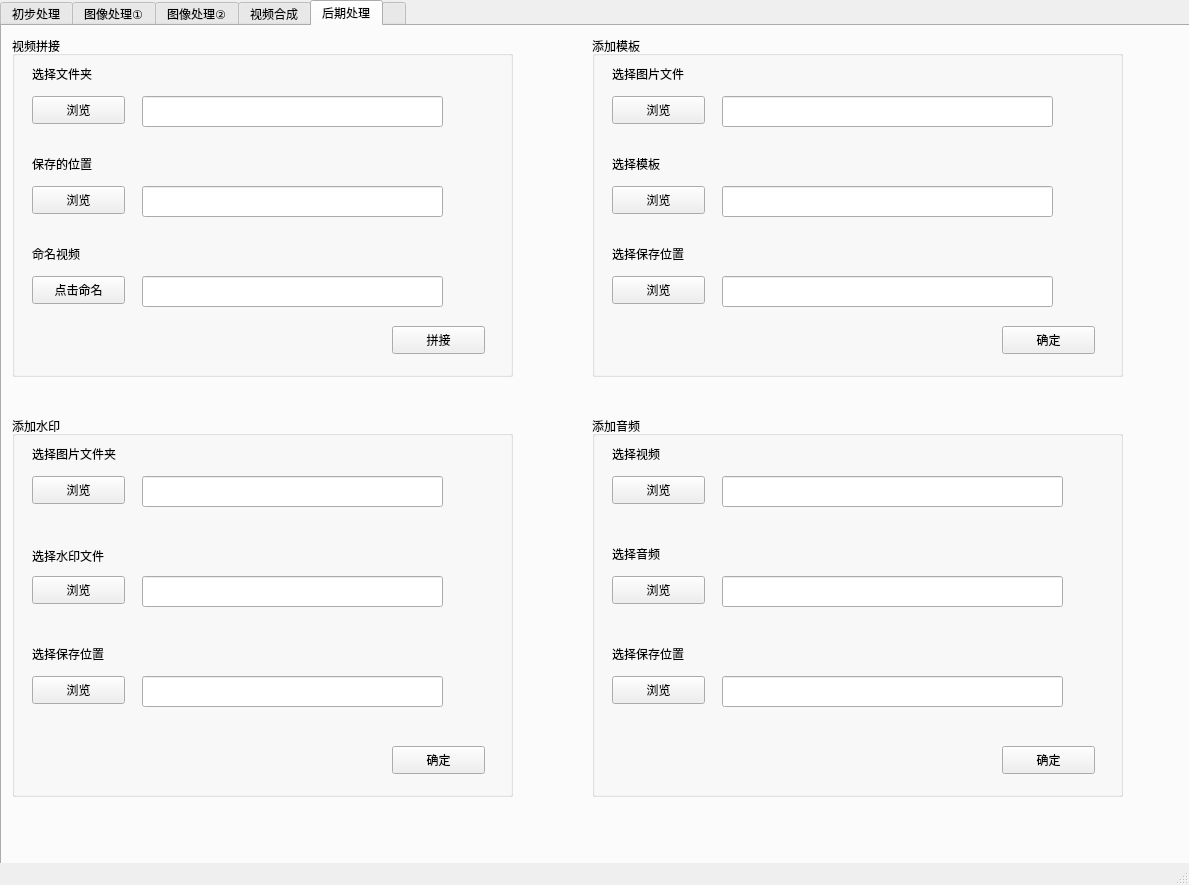
The window that MainUI.ui (HXChow/project) describes before a commit, drawn with Qt 5.
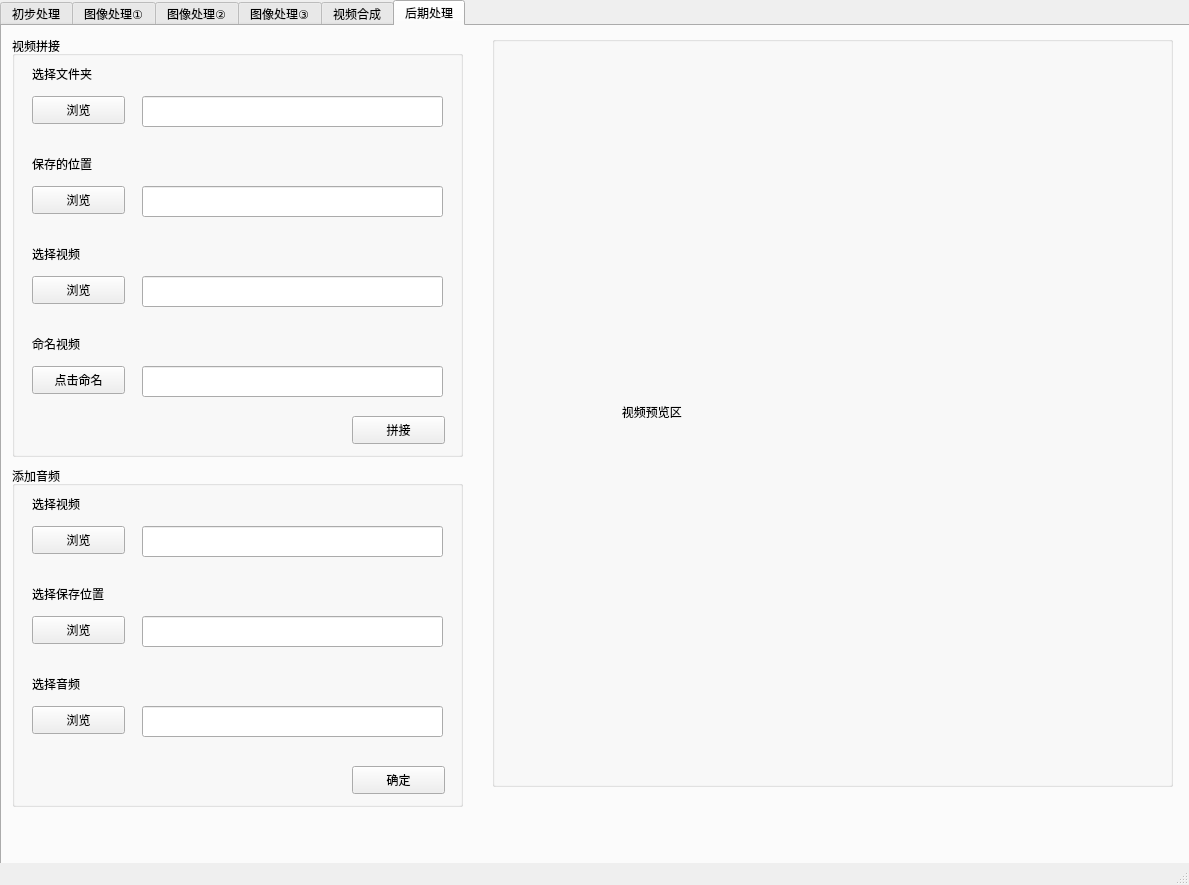
The same window after the commit. The open tabs and pages were chosen to show the change.

```diff
--- a/MainUI.ui
+++ b/MainUI.ui
@@ -1311,6 +1311,341 @@
       </widget>
      </widget>
     </widget>
+    <widget class="QWidget" name="tab_2">
+     <attribute name="title">
+      <string>图像处理③</string>
+     </attribute>
+     <widget class="QGroupBox" name="groupBox_3">
+      <property name="geometry">
+       <rect>
+        <x>10</x>
+        <y>390</y>
+        <width>451</width>
+        <height>341</height>
+       </rect>
+      </property>
+      <property name="title">
+       <string>添加模板</string>
+      </property>
+      <widget class="QLabel" name="label_27">
+       <property name="geometry">
+        <rect>
+         <x>20</x>
+         <y>30</y>
+         <width>111</width>
+         <height>16</height>
+        </rect>
+       </property>
+       <property name="text">
+        <string>选择图片文件夹</string>
+       </property>
+      </widget>
+      <widget class="QPushButton" name="SelectFileBtn_8">
+       <property name="geometry">
+        <rect>
+         <x>20</x>
+         <y>60</y>
+         <width>93</width>
+         <height>28</height>
+        </rect>
+       </property>
+       <property name="text">
+        <string>浏览</string>
+       </property>
+      </widget>
+      <widget class="QLineEdit" name="lineEdit_29">
+       <property name="geometry">
+        <rect>
+         <x>130</x>
+         <y>60</y>
+         <width>301</width>
+         <height>31</height>
+        </rect>
+       </property>
+       <property name="cursor">
+        <cursorShape>ArrowCursor</cursorShape>
+       </property>
+       <property name="focusPolicy">
+        <enum>Qt::NoFocus</enum>
+       </property>
+      </widget>
+      <widget class="QLabel" name="label_37">
+       <property name="geometry">
+        <rect>
+         <x>20</x>
+         <y>120</y>
+         <width>91</width>
+         <height>16</height>
+        </rect>
+       </property>
+       <property name="text">
+        <string>选择保存位置</string>
+       </property>
+      </widget>
+      <widget class="QPushButton" name="SelectSaveAdressBtn_8">
+       <property name="geometry">
+        <rect>
+         <x>20</x>
+         <y>150</y>
+         <width>93</width>
+         <height>28</height>
+        </rect>
+       </property>
+       <property name="text">
+        <string>浏览</string>
+       </property>
+      </widget>
+      <widget class="QLineEdit" name="lineEdit_32">
+       <property name="geometry">
+        <rect>
+         <x>130</x>
+         <y>150</y>
+         <width>301</width>
+         <height>31</height>
+        </rect>
+       </property>
+       <property name="cursor">
+        <cursorShape>ArrowCursor</cursorShape>
+       </property>
+       <property name="focusPolicy">
+        <enum>Qt::NoFocus</enum>
+       </property>
+      </widget>
+      <widget class="QPushButton" name="ConfirmBtn_11">
+       <property name="geometry">
+        <rect>
+         <x>340</x>
+         <y>300</y>
+         <width>93</width>
+         <height>28</height>
+        </rect>
+       </property>
+       <property name="text">
+        <string>确定</string>
+       </property>
+      </widget>
+      <widget class="QLabel" name="label_35">
+       <property name="geometry">
+        <rect>
+         <x>20</x>
+         <y>210</y>
+         <width>72</width>
+         <height>15</height>
+        </rect>
+       </property>
+       <property name="text">
+        <string>选择模板</string>
+       </property>
+      </widget>
+      <widget class="QPushButton" name="SelectTemp">
+       <property name="geometry">
+        <rect>
+         <x>20</x>
+         <y>240</y>
+         <width>93</width>
+         <height>28</height>
+        </rect>
+       </property>
+       <property name="text">
+        <string>浏览</string>
+       </property>
+      </widget>
+      <widget class="QLineEdit" name="lineEdit_31">
+       <property name="geometry">
+        <rect>
+         <x>130</x>
+         <y>240</y>
+         <width>301</width>
+         <height>31</height>
+        </rect>
+       </property>
+       <property name="cursor">
+        <cursorShape>ArrowCursor</cursorShape>
+       </property>
+       <property name="focusPolicy">
+        <enum>Qt::NoFocus</enum>
+       </property>
+      </widget>
+     </widget>
+     <widget class="QGroupBox" name="groupBox_16">
+      <property name="geometry">
+       <rect>
+        <x>490</x>
+        <y>10</y>
+        <width>681</width>
+        <height>751</height>
+       </rect>
+      </property>
+      <property name="title">
+       <string/>
+      </property>
+      <widget class="QLabel" name="label_19">
+       <property name="geometry">
+        <rect>
+         <x>0</x>
+         <y>0</y>
+         <width>681</width>
+         <height>751</height>
+        </rect>
+       </property>
+       <property name="text">
+        <string>                                       图片预览区</string>
+       </property>
+      </widget>
+     </widget>
+     <widget class="QGroupBox" name="groupBox_14">
+      <property name="geometry">
+       <rect>
+        <x>10</x>
+        <y>10</y>
+        <width>451</width>
+        <height>341</height>
+       </rect>
+      </property>
+      <property name="title">
+       <string>添加水印</string>
+      </property>
+      <widget class="QLabel" name="label_23">
+       <property name="geometry">
+        <rect>
+         <x>20</x>
+         <y>30</y>
+         <width>111</width>
+         <height>16</height>
+        </rect>
+       </property>
+       <property name="text">
+        <string>选择图片文件夹</string>
+       </property>
+      </widget>
+      <widget class="QPushButton" name="SelectFileBtn_7">
+       <property name="geometry">
+        <rect>
+         <x>20</x>
+         <y>60</y>
+         <width>93</width>
+         <height>28</height>
+        </rect>
+       </property>
+       <property name="text">
+        <string>浏览</string>
+       </property>
+      </widget>
+      <widget class="QLineEdit" name="lineEdit_19">
+       <property name="geometry">
+        <rect>
+         <x>130</x>
+         <y>60</y>
+         <width>301</width>
+         <height>31</height>
+        </rect>
+       </property>
+       <property name="cursor">
+        <cursorShape>ArrowCursor</cursorShape>
+       </property>
+       <property name="focusPolicy">
+        <enum>Qt::NoFocus</enum>
+       </property>
+      </widget>
+      <widget class="QPushButton" name="ConfirmBtn_6">
+       <property name="geometry">
+        <rect>
+         <x>340</x>
+         <y>300</y>
+         <width>93</width>
+         <height>28</height>
+        </rect>
+       </property>
+       <property name="text">
+        <string>确定</string>
+       </property>
+      </widget>
+      <widget class="QLabel" name="label_36">
+       <property name="geometry">
+        <rect>
+         <x>20</x>
+         <y>120</y>
+         <width>91</width>
+         <height>16</height>
+        </rect>
+       </property>
+       <property name="text">
+        <string>选择保存位置</string>
+       </property>
+      </widget>
+      <widget class="QPushButton" name="SelectSaveAdressBtn_7">
+       <property name="geometry">
+        <rect>
+         <x>20</x>
+         <y>150</y>
+         <width>93</width>
+         <height>28</height>
+        </rect>
+       </property>
+       <property name="text">
+        <string>浏览</string>
+       </property>
+      </widget>
+      <widget class="QLineEdit" name="lineEdit_30">
+       <property name="geometry">
+        <rect>
+         <x>130</x>
+         <y>150</y>
+         <width>301</width>
+         <height>31</height>
+        </rect>
+       </property>
+       <property name="cursor">
+        <cursorShape>ArrowCursor</cursorShape>
+       </property>
+       <property name="focusPolicy">
+        <enum>Qt::NoFocus</enum>
+       </property>
+      </widget>
+      <widget class="QLabel" name="label_24">
+       <property name="geometry">
+        <rect>
+         <x>20</x>
+         <y>210</y>
+         <width>101</width>
+         <height>20</height>
+        </rect>
+       </property>
+       <property name="text">
+        <string>选择水印文件</string>
+       </property>
+      </widget>
+      <widget class="QPushButton" name="SelectLogo">
+       <property name="geometry">
+        <rect>
+         <x>20</x>
+         <y>240</y>
+         <width>93</width>
+         <height>28</height>
+        </rect>
+       </property>
+       <property name="text">
+        <string>浏览</string>
+       </property>
+      </widget>
+      <widget class="QLineEdit" name="lineEdit_20">
+       <property name="geometry">
+        <rect>
+         <x>130</x>
+         <y>240</y>
+         <width>301</width>
+         <height>31</height>
+        </rect>
+       </property>
+       <property name="cursor">
+        <cursorShape>ArrowCursor</cursorShape>
+       </property>
+       <property name="focusPolicy">
+        <enum>Qt::NoFocus</enum>
+       </property>
+      </widget>
+     </widget>
+    </widget>
     <widget class="QWidget" name="tab_3">
      <attribute name="title">
       <string>视频合成</string>
@@ -1594,8 +1929,8 @@
        <rect>
         <x>10</x>
         <y>10</y>
-        <width>501</width>
-        <height>341</height>
+        <width>451</width>
+        <height>421</height>
        </rect>
       </property>
       <property name="title">
@@ -1688,8 +2023,8 @@
       <widget class="QPushButton" name="CombineBtn">
        <property name="geometry">
         <rect>
-         <x>380</x>
-         <y>290</y>
+         <x>340</x>
+         <y>380</y>
          <width>93</width>
          <height>28</height>
         </rect>
@@ -1702,7 +2037,7 @@
        <property name="geometry">
         <rect>
          <x>20</x>
-         <y>210</y>
+         <y>300</y>
          <width>72</width>
          <height>15</height>
         </rect>
@@ -1715,7 +2050,7 @@
        <property name="geometry">
         <rect>
          <x>20</x>
-         <y>240</y>
+         <y>330</y>
          <width>93</width>
          <height>28</height>
         </rect>
@@ -1728,159 +2063,7 @@
        <property name="geometry">
         <rect>
          <x>130</x>
-         <y>240</y>
-         <width>301</width>
-         <height>31</height>
-        </rect>
-       </property>
-       <property name="cursor">
-        <cursorShape>ArrowCursor</cursorShape>
-       </property>
-       <property name="focusPolicy">
-        <enum>Qt::NoFocus</enum>
-       </property>
-      </widget>
-     </widget>
-     <widget class="QGroupBox" name="groupBox_14">
-      <property name="geometry">
-       <rect>
-        <x>10</x>
-        <y>390</y>
-        <width>501</width>
-        <height>381</height>
-       </rect>
-      </property>
-      <property name="title">
-       <string>添加水印</string>
-      </property>
-      <widget class="QLabel" name="label_23">
-       <property name="geometry">
-        <rect>
-         <x>20</x>
-         <y>30</y>
-         <width>91</width>
-         <height>16</height>
-        </rect>
-       </property>
-       <property name="text">
-        <string>选择图片文件夹</string>
-       </property>
-      </widget>
-      <widget class="QPushButton" name="SelectFileBtn_7">
-       <property name="geometry">
-        <rect>
-         <x>20</x>
-         <y>60</y>
-         <width>93</width>
-         <height>28</height>
-        </rect>
-       </property>
-       <property name="text">
-        <string>浏览</string>
-       </property>
-      </widget>
-      <widget class="QLineEdit" name="lineEdit_19">
-       <property name="geometry">
-        <rect>
-         <x>130</x>
-         <y>60</y>
-         <width>301</width>
-         <height>31</height>
-        </rect>
-       </property>
-       <property name="cursor">
-        <cursorShape>ArrowCursor</cursorShape>
-       </property>
-       <property name="focusPolicy">
-        <enum>Qt::NoFocus</enum>
-       </property>
-      </widget>
-      <widget class="QLabel" name="label_24">
-       <property name="geometry">
-        <rect>
-         <x>20</x>
-         <y>130</y>
-         <width>91</width>
-         <height>20</height>
-        </rect>
-       </property>
-       <property name="text">
-        <string>选择水印文件</string>
-       </property>
-      </widget>
-      <widget class="QPushButton" name="SelectLogo">
-       <property name="geometry">
-        <rect>
-         <x>20</x>
-         <y>160</y>
-         <width>93</width>
-         <height>28</height>
-        </rect>
-       </property>
-       <property name="text">
-        <string>浏览</string>
-       </property>
-      </widget>
-      <widget class="QLineEdit" name="lineEdit_20">
-       <property name="geometry">
-        <rect>
-         <x>130</x>
-         <y>160</y>
-         <width>301</width>
-         <height>31</height>
-        </rect>
-       </property>
-       <property name="cursor">
-        <cursorShape>ArrowCursor</cursorShape>
-       </property>
-       <property name="focusPolicy">
-        <enum>Qt::NoFocus</enum>
-       </property>
-      </widget>
-      <widget class="QPushButton" name="ConfirmBtn_6">
-       <property name="geometry">
-        <rect>
-         <x>380</x>
          <y>330</y>
-         <width>93</width>
-         <height>28</height>
-        </rect>
-       </property>
-       <property name="text">
-        <string>确定</string>
-       </property>
-      </widget>
-      <widget class="QLabel" name="label_36">
-       <property name="geometry">
-        <rect>
-         <x>20</x>
-         <y>230</y>
-         <width>91</width>
-         <height>16</height>
-        </rect>
-       </property>
-       <property name="text">
-        <string>选择保存位置</string>
-       </property>
-      </widget>
-      <widget class="QPushButton" name="SelectSaveAdressBtn_7">
-       <property name="geometry">
-        <rect>
-         <x>20</x>
-         <y>260</y>
-         <width>93</width>
-         <height>28</height>
-        </rect>
-       </property>
-       <property name="text">
-        <string>浏览</string>
-       </property>
-      </widget>
-      <widget class="QLineEdit" name="lineEdit_30">
-       <property name="geometry">
-        <rect>
-         <x>130</x>
-         <y>260</y>
          <width>301</width>
          <height>31</height>
         </rect>
@@ -1892,120 +2075,23 @@
         <enum>Qt::NoFocus</enum>
        </property>
       </widget>
-     </widget>
-     <widget class="QGroupBox" name="groupBox_3">
-      <property name="geometry">
-       <rect>
-        <x>590</x>
-        <y>10</y>
-        <width>531</width>
-        <height>341</height>
-       </rect>
-      </property>
-      <property name="title">
-       <string>添加模板</string>
-      </property>
-      <widget class="QLabel" name="label_27">
+      <widget class="QLabel" name="label_45">
        <property name="geometry">
         <rect>
          <x>20</x>
-         <y>30</y>
-         <width>91</width>
-         <height>16</height>
-        </rect>
-       </property>
-       <property name="text">
-        <string>选择图片文件</string>
-       </property>
-      </widget>
-      <widget class="QPushButton" name="SelectFileBtn_8">
-       <property name="geometry">
-        <rect>
-         <x>20</x>
-         <y>60</y>
-         <width>93</width>
-         <height>28</height>
-        </rect>
-       </property>
-       <property name="text">
-        <string>浏览</string>
-       </property>
-      </widget>
-      <widget class="QLineEdit" name="lineEdit_29">
-       <property name="geometry">
-        <rect>
-         <x>130</x>
-         <y>60</y>
-         <width>331</width>
-         <height>31</height>
-        </rect>
-       </property>
-       <property name="cursor">
-        <cursorShape>ArrowCursor</cursorShape>
-       </property>
-       <property name="focusPolicy">
-        <enum>Qt::NoFocus</enum>
-       </property>
-      </widget>
-      <widget class="QLabel" name="label_35">
-       <property name="geometry">
-        <rect>
-         <x>20</x>
-         <y>120</y>
+         <y>210</y>
          <width>72</width>
          <height>15</height>
         </rect>
        </property>
        <property name="text">
-        <string>选择模板</string>
+        <string>选择视频</string>
        </property>
       </widget>
-      <widget class="QPushButton" name="SelectTemp">
+      <widget class="QPushButton" name="SelectViedo">
        <property name="geometry">
         <rect>
          <x>20</x>
-         <y>150</y>
-         <width>93</width>
-         <height>28</height>
-        </rect>
-       </property>
-       <property name="text">
-        <string>浏览</string>
-       </property>
-      </widget>
-      <widget class="QLineEdit" name="lineEdit_31">
-       <property name="geometry">
-        <rect>
-         <x>130</x>
-         <y>150</y>
-         <width>331</width>
-         <height>31</height>
-        </rect>
-       </property>
-       <property name="cursor">
-        <cursorShape>ArrowCursor</cursorShape>
-       </property>
-       <property name="focusPolicy">
-        <enum>Qt::NoFocus</enum>
-       </property>
-      </widget>
-      <widget class="QLabel" name="label_37">
-       <property name="geometry">
-        <rect>
-         <x>20</x>
-         <y>210</y>
-         <width>91</width>
-         <height>16</height>
-        </rect>
-       </property>
-       <property name="text">
-        <string>选择保存位置</string>
-       </property>
-      </widget>
-      <widget class="QPushButton" name="SelectSaveAdressBtn_8">
-       <property name="geometry">
-        <rect>
-         <x>20</x>
          <y>240</y>
          <width>93</width>
          <height>28</height>
@@ -2020,7 +2106,7 @@
         <rect>
          <x>130</x>
          <y>240</y>
-         <width>331</width>
+         <width>301</width>
          <height>31</height>
         </rect>
        </property>
@@ -2031,27 +2117,14 @@
         <enum>Qt::NoFocus</enum>
        </property>
       </widget>
-      <widget class="QPushButton" name="ConfirmBtn_11">
-       <property name="geometry">
-        <rect>
-         <x>410</x>
-         <y>290</y>
-         <width>93</width>
-         <height>28</height>
-        </rect>
-       </property>
-       <property name="text">
-        <string>确定</string>
-       </property>
-      </widget>
      </widget>
      <widget class="QGroupBox" name="groupBox_15">
       <property name="geometry">
        <rect>
-        <x>590</x>
-        <y>390</y>
-        <width>531</width>
-        <height>381</height>
+        <x>10</x>
+        <y>440</y>
+        <width>451</width>
+        <height>341</height>
        </rect>
       </property>
       <property name="title">
@@ -2088,7 +2161,7 @@
         <rect>
          <x>130</x>
          <y>60</y>
-         <width>341</width>
+         <width>301</width>
          <height>31</height>
         </rect>
        </property>
@@ -2102,8 +2175,8 @@
       <widget class="QPushButton" name="ConfirmBtn_12">
        <property name="geometry">
         <rect>
-         <x>410</x>
-         <y>330</y>
+         <x>340</x>
+         <y>300</y>
          <width>93</width>
          <height>28</height>
         </rect>
@@ -2112,11 +2185,47 @@
         <string>确定</string>
        </property>
       </widget>
+      <widget class="QLabel" name="label_42">
+       <property name="geometry">
+        <rect>
+         <x>20</x>
+         <y>120</y>
+         <width>91</width>
+         <height>16</height>
+        </rect>
+       </property>
+       <property name="text">
+        <string>选择保存位置</string>
+       </property>
+      </widget>
+      <widget class="QPushButton" name="SelectSaveAdressBtn_9">
+       <property name="geometry">
+        <rect>
+         <x>20</x>
+         <y>150</y>
+         <width>93</width>
+         <height>28</height>
+        </rect>
+       </property>
+       <property name="text">
+        <string>浏览</string>
+       </property>
+      </widget>
+      <widget class="QLineEdit" name="lineEdit_36">
+       <property name="geometry">
+        <rect>
+         <x>130</x>
+         <y>150</y>
+         <width>301</width>
+         <height>31</height>
+        </rect>
+       </property>
+      </widget>
       <widget class="QLabel" name="label_41">
        <property name="geometry">
         <rect>
          <x>20</x>
-         <y>130</y>
+         <y>210</y>
          <width>72</width>
          <height>15</height>
         </rect>
@@ -2129,7 +2238,7 @@
        <property name="geometry">
         <rect>
          <x>20</x>
-         <y>160</y>
+         <y>240</y>
          <width>93</width>
          <height>28</height>
         </rect>
@@ -2142,55 +2251,40 @@
        <property name="geometry">
         <rect>
          <x>130</x>
-         <y>160</y>
-         <width>341</width>
+         <y>240</y>
+         <width>301</width>
          <height>31</height>
         </rect>
        </property>
       </widget>
-      <widget class="QLabel" name="label_42">
+     </widget>
+     <widget class="QGroupBox" name="groupBox_17">
+      <property name="geometry">
+       <rect>
+        <x>490</x>
+        <y>10</y>
+        <width>681</width>
+        <height>751</height>
+       </rect>
+      </property>
+      <property name="title">
+       <string/>
+      </property>
+      <widget class="QLabel" name="label_44">
        <property name="geometry">
         <rect>
-         <x>20</x>
-         <y>230</y>
-         <width>91</width>
-         <height>16</height>
+         <x>0</x>
+         <y>0</y>
+         <width>681</width>
+         <height>751</height>
         </rect>
        </property>
        <property name="text">
-        <string>选择保存位置</string>
+        <string>                                       视频预览区</string>
        </property>
       </widget>
-      <widget class="QPushButton" name="SelectSaveAdressBtn_9">
-       <property name="geometry">
-        <rect>
-         <x>20</x>
-         <y>260</y>
-         <width>93</width>
-         <height>28</height>
-        </rect>
-       </property>
-       <property name="text">
-        <string>浏览</string>
-       </property>
-      </widget>
-      <widget class="QLineEdit" name="lineEdit_36">
-       <property name="geometry">
-        <rect>
-         <x>130</x>
-         <y>260</y>
-         <width>341</width>
-         <height>31</height>
-        </rect>
-       </property>
-      </widget>
      </widget>
     </widget>
-    <widget class="QWidget" name="tab_2">
-     <attribute name="title">
-      <string/>
-     </attribute>
-    </widget>
    </widget>
   </widget>
   <widget class="QStatusBar" name="statusbar"/>
```
Left out of the diff: 390 changed lines with no effect on the pictures.
